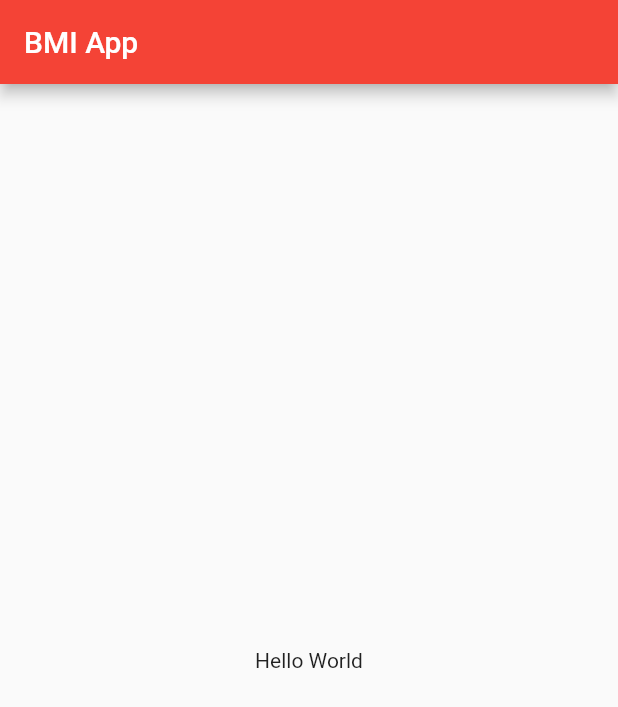
After one commit to evvic/mobile_app_development, a Flutter app: the screen it shows after launch, on a phone screen of 412 x 824 dp. The commit adds this screen. Shown: the top 707 px of the screen. Run offline on Flutter 3.47's test engine with Material 2 defaults, Android fonts, the phone set to English and light mode, and no system bars.

Commit message:
including a component

```diff
--- /dev/null
+++ b/flutter_intro/bmi_app/lib/components/bmi_gui.dart
@@ -0,0 +1,13 @@
+import 'package:flutter/cupertino.dart';
+
+import 'package:flutter/material.dart';
+
+class BmiGui extends StatelessWidget {
+
+  @override
+  Widget build(BuildContext context) {
+    return (const Center(
+      child: Text('Hello World'),
+    ));
+  }
+}
--- a/flutter_intro/bmi_app/lib/main.dart
+++ b/flutter_intro/bmi_app/lib/main.dart
@@ -1,5 +1,5 @@
 import 'package:flutter/material.dart';
-
+import 'components/bmi_gui.dart';
 void main() {
   runApp(MyBmiApp());
 }
@@ -25,9 +25,7 @@ class MyBmiPage extends StatelessWidget {
       appBar: AppBar(
         title: const Text("BMI App"),
       ),
-      body: const Center(
-        child: Text("Hello World"),
-        )
+      body: BmiGui(),
     );
   }
 
```
